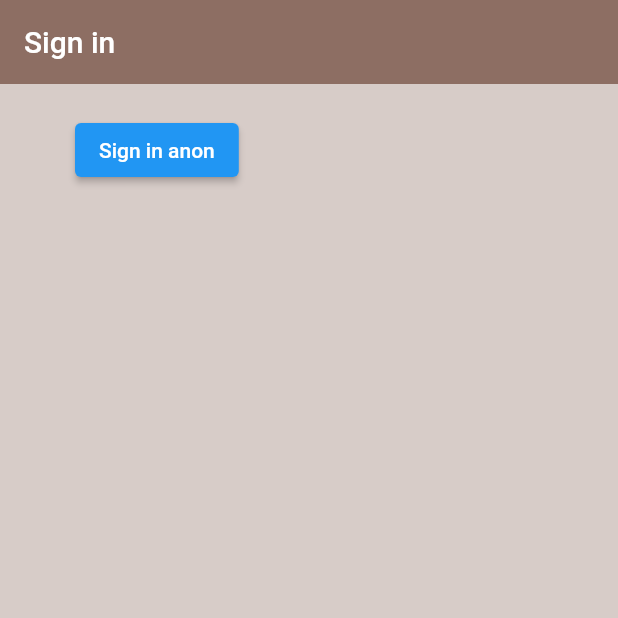
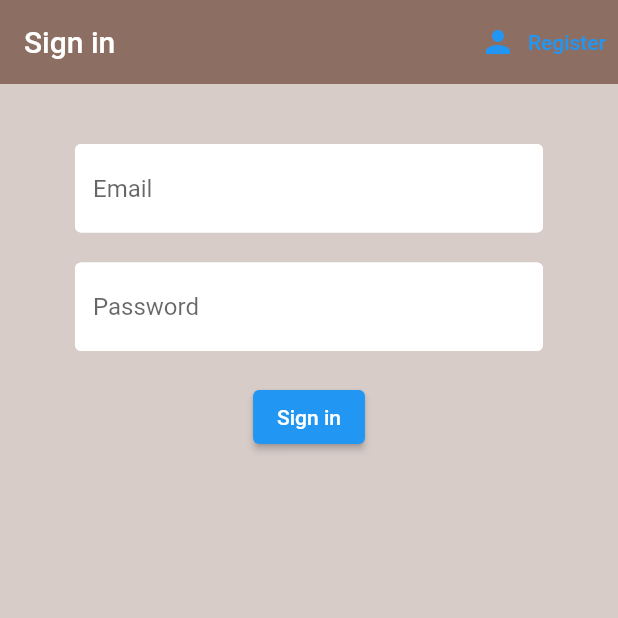
Before and after one commit to Mehmet-Durna/flutter-firebase-brewApp, a Flutter app: the screen it shows after launch, on a phone screen of 412 x 824 dp, the top half of it. Run offline on Flutter 3.47's test engine with Material 2 defaults, Android fonts, the phone set to English and light mode, and no system bars; our stand-ins replace firebase_auth, firebase_core; accounts and stored records are empty.

Commit message:
sign in with email and password function is created

```diff
--- a/lib/screens/authenticate/authenticate.dart
+++ b/lib/screens/authenticate/authenticate.dart
@@ -1,20 +1,35 @@
+import 'package:brew/screens/authenticate/register.dart';
 import 'package:brew/screens/authenticate/sign_in.dart';
 import 'package:flutter/material.dart';
 
 class Authenticate extends StatefulWidget {
-  const Authenticate({Key? key}) : super(key: key);
+   Authenticate({Key? key}) : super(key: key);
 
   @override
   State<Authenticate> createState() => _AuthenticateState();
 }
 
+
+
 class _AuthenticateState extends State<Authenticate> {
+
+
+
+  bool showSignIn = true;
+  void toggleView(){
+    setState(() {
+      showSignIn = !showSignIn;
+    });
+  }
+
+
+
   @override
   Widget build(BuildContext context) {
-    return Container(
-      child: SignIn(
-
-      ),
-    );
+   if(showSignIn){
+     return SignIn(toggleView: toggleView);
+  }else{
+    return Register(toggleView: toggleView);
+  }
   }
 }
--- a/lib/screens/authenticate/sign_in.dart
+++ b/lib/screens/authenticate/sign_in.dart
@@ -3,13 +3,24 @@ import 'package:flutter/material.dart';
 
 
 class SignIn extends StatefulWidget {
-  const SignIn({Key? key}) : super(key: key);
+  final Function toggleView;
+  const SignIn({Key? key, required this.toggleView}) : super(key: key);
 
   @override
   State<SignIn> createState() => _SignInState();
 }
+
 class _SignInState extends State<SignIn> {
+
   final AuthService _auth = AuthService();
+  final _formKey = GlobalKey<FormState>();
+
+  // text field state
+  String email = '';
+  String password = '';
+  String error = '';
+
+
   @override
   Widget build(BuildContext context) {
     return Scaffold(
@@ -18,22 +29,87 @@ class _SignInState extends State<SignIn> {
         backgroundColor: Colors.brown[400],
         elevation: 0.0,
         title: Text('Sign in'),
+        actions: <Widget>[
+          TextButton.icon(
+            icon: const Icon(Icons.person),
+            label: const Text('Register'),
+            onPressed: () {
+              widget.toggleView();
+            },
+          )
+        ],
       ),
       body: Container(
         padding: EdgeInsets.symmetric(vertical: 20,horizontal: 50),
-        child: ElevatedButton(
-          onPressed: () async{
-           dynamic result = await _auth.signInAnon();
-           if(result==null){
-             print("error signing in");
-           }else{
-             print("signed in");
-             print(result.uid);
-           }
-          },
-          child: Text('Sign in anon'),
+        child: Form(
+          key: _formKey,
+          child: Column(
+            children: <Widget>[
+              SizedBox(height: 20,),
+              TextFormField(
+                onChanged: (val) {
+                  setState(() {
+                     email = val;
+                  });
+                },
+                validator: (val) => val!.isEmpty ? 'Enter an email' : null,
+                decoration: InputDecoration(
+                  hintText: 'Email',
+                  fillColor: Colors.white,
+                  filled: true,
+                  enabledBorder: OutlineInputBorder(
+                    borderSide: BorderSide(color: Colors.white, width: 2.0),
+                  ),
+                  focusedBorder: OutlineInputBorder(
+                    borderSide: BorderSide(color: Colors.pink, width: 2.0),
+                ),
+              ),
+),
+
+              SizedBox(height: 20,),
+              TextFormField(
+                onChanged: (val) {
+                  setState(() {
+                     password = val;
+                  });
+                },
+                validator: (val) => val!.length < 6 ? 'Enter a password 6+ chars long' : null,
+                decoration: InputDecoration(
+                  hintText: 'Password',
+                  fillColor: Colors.white,
+                  filled: true,
+                  enabledBorder: OutlineInputBorder(
+                    borderSide: BorderSide(color: Colors.white, width: 2.0),
+                  ),
+                  focusedBorder: OutlineInputBorder(
+                    borderSide: BorderSide(color: Colors.pink, width: 2.0),
+                  ),
+                ),
+                obscureText: true,
+              ),
+              SizedBox(height: 20,),
+              ElevatedButton(
+                onPressed: () async {
+                  if(_formKey.currentState!.validate()){
+                    dynamic result = await _auth.signInWithEmailAndPassword(email, password);
+                    if(result == null){
+                      setState(() {
+                        error = 'Could not sign in with those credentials';
+                      });
+                    }
+                  }
+                },
+                child: Text('Sign in'),
+              ),
+              SizedBox(height: 12,),
+              Text(
+                error,
+                style: TextStyle(color: Colors.red, fontSize: 14),
+              )
+            ],
+          ),
+        )
         ),
-      ),
     );
   }
 }
--- a/lib/services/auth.dart
+++ b/lib/services/auth.dart
@@ -1,48 +1,63 @@
 import 'package:brew/models/model_user.dart';
 import 'package:firebase_auth/firebase_auth.dart';
 
-
 class AuthService {
-
   final FirebaseAuth _auth = FirebaseAuth.instance;
 
   //crate user obj based on FirebaseUser
-  ModelUser? _userFromFirebaseUser (User user){
+  ModelUser? _userFromFirebaseUser(User user) {
     return user != null ? ModelUser(uid: user.uid) : null;
   }
 
-
   //auth change user stream
   Stream<ModelUser?> get user {
-    return _auth.authStateChanges()
+    return _auth
+        .authStateChanges()
         .map((User? user) => _userFromFirebaseUser(user!));
   }
-
-
 
   //sign in anonymously
 
   Future signInAnon() async {
-    try{
+    try {
       UserCredential result = await _auth.signInAnonymously();
       User? user = result.user;
       return _userFromFirebaseUser(user!);
-    }catch(e){
+    } catch (e) {
       print(e.toString());
       return null;
     }
   }
 
   //sign in with email & password
-
+  Future signInWithEmailAndPassword(String email, String password) async {
+    try {
+      UserCredential result = await _auth.signInWithEmailAndPassword(
+          email: email, password: password);
+      User? user = result.user;
+      return _userFromFirebaseUser(user!);
+    } catch (e) {
+      print(e.toString());
+    }
+  }
 
   //register with email & password
+  Future registerWithEmailAndPassword(String email, String password) async {
+    try {
+      UserCredential result = await _auth.createUserWithEmailAndPassword(
+          email: email, password: password);
+      User? user = result.user;
+      return _userFromFirebaseUser(user!);
+    } catch (e) {
+      print(e.toString());
+    }
+  }
 
     //sign out
     Future signOut() async {
-  try{
+      try {
         return await _auth.signOut();
-  }catch(e){
+      } catch (e) {
         print(e.toString());
         return null;
       }
```
Also changed, not shown: lib/screens/authenticate/register.dart (added, +121 -0 lines), 1 other file. Lines whose indentation alone changed are shown as unchanged.
